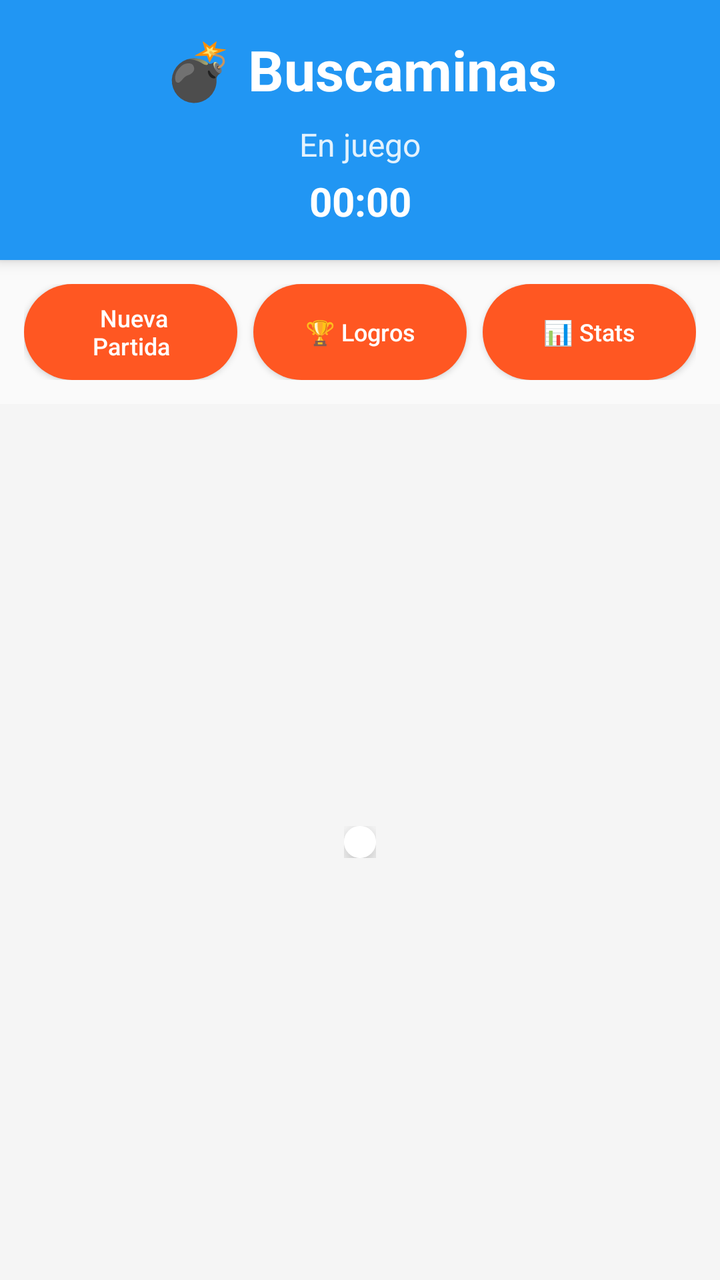
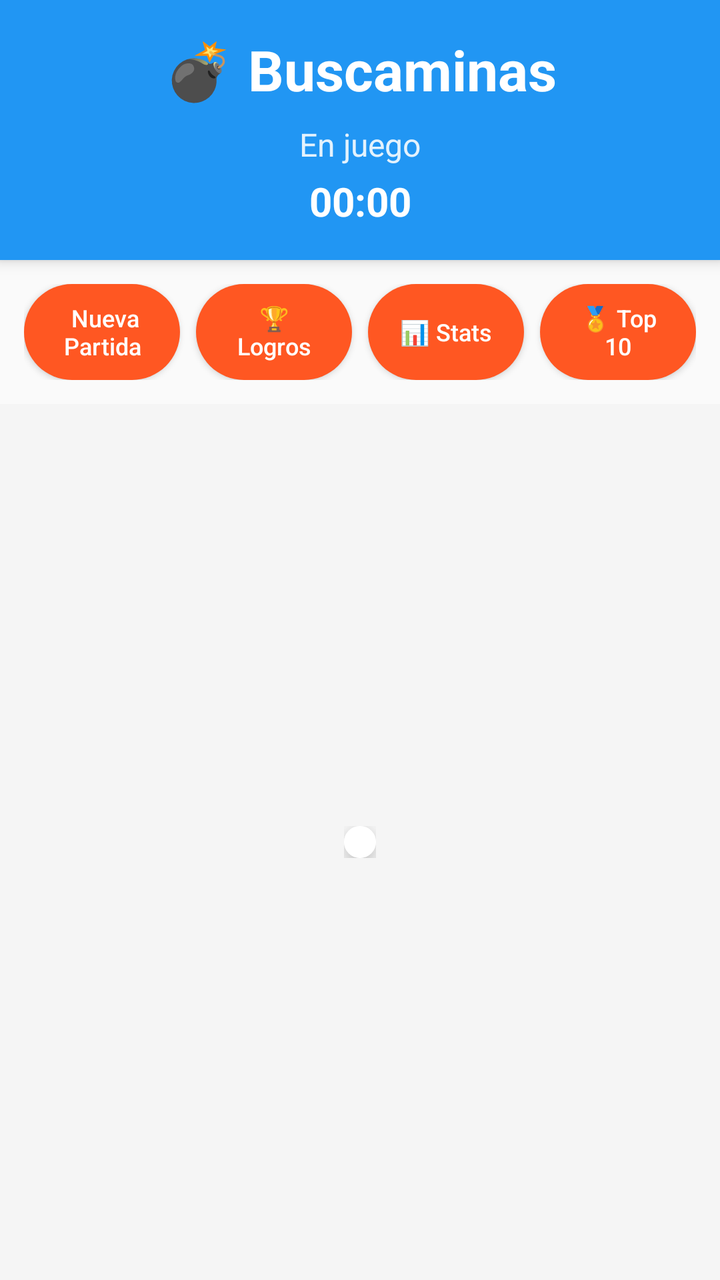

Screens rendered from an Android XML layout before and after an edit, with the pre-edit source and the edit as a unified diff.
<!-- AndroidManifest.xml: application theme Theme.Buscaminas -->
<!-- res/layout/activity_main.xml -->
<LinearLayout
    xmlns:android="http://schemas.android.com/apk/res/android"
    android:layout_width="match_parent"
    android:layout_height="match_parent"
    android:orientation="vertical"
    android:background="#FFFFFF">

    
    <LinearLayout
        android:layout_width="match_parent"
        android:layout_height="wrap_content"
        android:orientation="vertical"
        android:background="@color/header_bg"
        android:elevation="4dp"
        android:paddingTop="16dp"
        android:paddingBottom="16dp">

        <TextView
            android:id="@+id/tvTitulo"
            android:layout_width="match_parent"
            android:layout_height="wrap_content"
            android:text="💣 Buscaminas"
            android:textSize="28sp"
            android:textStyle="bold"
            android:textColor="@color/header_title"
            android:gravity="center"
            android:paddingBottom="8dp"/>

        <TextView
            android:id="@+id/tvEstado"
            android:layout_width="match_parent"
            android:layout_height="wrap_content"
            android:text="En juego"
            android:textSize="16sp"
            android:textColor="@color/header_subtitle"
            android:gravity="center"
            android:paddingBottom="4dp"/>

        <Chronometer
            android:id="@+id/cronometro"
            android:layout_width="match_parent"
            android:layout_height="wrap_content"
            android:gravity="center"
            android:textSize="20sp"
            android:textStyle="bold"
            android:textColor="@color/header_title"/>

    </LinearLayout>

    
    <LinearLayout
        android:layout_width="match_parent"
        android:layout_height="wrap_content"
        android:orientation="horizontal"
        android:gravity="center"
        android:padding="12dp"
        android:background="@color/background_light">

        <Button
            android:id="@+id/btnReiniciar"
            android:layout_width="0dp"
            android:layout_height="48dp"
            android:layout_weight="1"
            android:text=" Nueva Partida"
            android:textSize="12sp"
            android:textColor="@color/btn_reiniciar_text"
            android:textAllCaps="false"
            android:background="@drawable/boton_reiniciar"
            android:paddingStart="16dp"
            android:paddingEnd="16dp"
            android:elevation="2dp"
            android:layout_marginEnd="8dp"/>

        <Button
            android:id="@+id/btnLogros"
            android:layout_width="0dp"
            android:layout_height="48dp"
            android:layout_weight="1"
            android:text="🏆 Logros"
            android:textSize="12sp"
            android:textColor="@color/btn_reiniciar_text"
            android:textAllCaps="false"
            android:background="@drawable/boton_reiniciar"
            android:paddingStart="12dp"
            android:paddingEnd="12dp"
            android:elevation="2dp"
            android:layout_marginEnd="8dp"/>

        <Button
            android:id="@+id/btnEstadisticas"
            android:layout_width="0dp"
            android:layout_height="48dp"
            android:layout_weight="1"
            android:text="📊 Stats"
            android:textSize="12sp"
            android:textColor="@color/btn_reiniciar_text"
            android:textAllCaps="false"
            android:background="@drawable/boton_reiniciar"
            android:paddingStart="12dp"
            android:paddingEnd="12dp"
            android:elevation="2dp"/>

    </LinearLayout>

    
    <ScrollView
        android:layout_width="match_parent"
        android:layout_height="0dp"
        android:layout_weight="1"
        android:background="@color/background">

        <HorizontalScrollView
            android:layout_width="wrap_content"
            android:layout_height="wrap_content"
            android:layout_gravity="center">

            <LinearLayout
                android:layout_width="wrap_content"
                android:layout_height="wrap_content"
                android:orientation="vertical"
                android:padding="16dp">

                <androidx.cardview.widget.CardView
                    xmlns:app="http://schemas.android.com/apk/res-auto"
                    android:layout_width="wrap_content"
                    android:layout_height="wrap_content"
                    app:cardCornerRadius="12dp"
                    app:cardElevation="8dp"
                    app:cardBackgroundColor="@color/white">

                    <FrameLayout
                        android:layout_width="wrap_content"
                        android:layout_height="wrap_content"
                        android:padding="8dp"
                        android:background="@color/white">

                        <GridLayout
                            android:id="@+id/gridTablero"
                            android:layout_width="wrap_content"
                            android:layout_height="wrap_content"
                            android:background="@color/white"/>

                    </FrameLayout>

                </androidx.cardview.widget.CardView>

            </LinearLayout>

        </HorizontalScrollView>
    </ScrollView>

</LinearLayout>
<!-- resources referenced by this layout -->
<resources>
  <color name="background">#F5F5F5</color>
  <color name="background_light">#FAFAFA</color>
  <color name="btn_reiniciar_text">#FFFFFF</color>
  <color name="header_bg">#2196F3</color>
  <color name="header_subtitle">#E3F2FD</color>
  <color name="header_title">#FFFFFF</color>
  <color name="white">#FFFFFF</color>
  <!-- drawable boton_reiniciar (drawable) -->
  <?xml version="1.0" encoding="utf-8"?>
  <shape xmlns:android="http://schemas.android.com/apk/res/android"
      android:shape="rectangle">
      <solid android:color="#FF5722"/>
      <corners android:radius="24dp"/>
  </shape>
  <style name="Theme.Buscaminas" parent="Base.Theme.Buscaminas" />
  <style name="Base.Theme.Buscaminas" parent="Theme.Material3.DayNight.NoActionBar">
          
          
      </style>
</resources>

<!-- the commit's change to res/layout/activity_main.xml (unified diff, before → after) -->
@@ -98,6 +98,21 @@
             android:background="@drawable/boton_reiniciar"
             android:paddingStart="12dp"
             android:paddingEnd="12dp"
+            android:elevation="2dp"
+            android:layout_marginEnd="8dp"/>
+
+        <Button
+            android:id="@+id/btnLeaderboard"
+            android:layout_width="0dp"
+            android:layout_height="48dp"
+            android:layout_weight="1"
+            android:text="🏅 Top 10"
+            android:textSize="12sp"
+            android:textColor="@color/btn_reiniciar_text"
+            android:textAllCaps="false"
+            android:background="@drawable/boton_reiniciar"
+            android:paddingStart="12dp"
+            android:paddingEnd="12dp"
             android:elevation="2dp"/>
 
     </LinearLayout>
